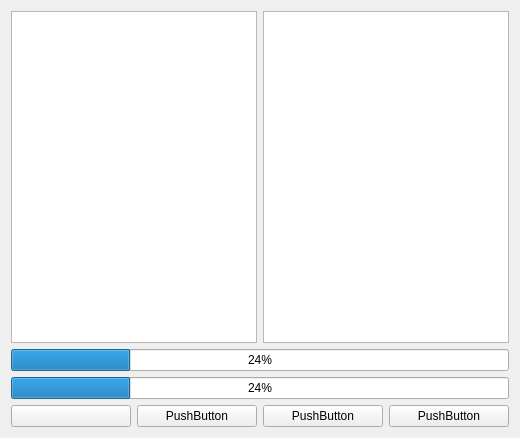
First picture: the form in form.ui, repository dragonforce-devs/simple-video-converter, before the edit.
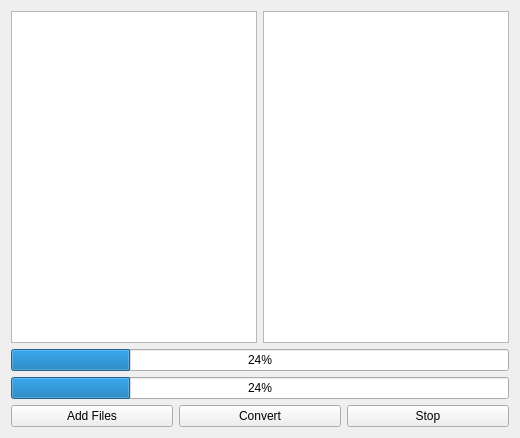
Second picture: the form after the edit.

Commit message:
changed listwidgets back to listview
renamed some of the elements in designer
removed 1 button
added empty functions for now
updated class methods according to new changes

```diff
--- a/form.ui
+++ b/form.ui
@@ -47,28 +47,21 @@
      <item>
       <widget class="QPushButton" name="pushButton_open">
        <property name="text">
-        <string/>
+        <string>Add Files</string>
        </property>
       </widget>
      </item>
      <item>
       <widget class="QPushButton" name="pushButton_3">
        <property name="text">
-        <string>PushButton</string>
+        <string>Convert</string>
        </property>
       </widget>
      </item>
      <item>
       <widget class="QPushButton" name="pushButton_4">
        <property name="text">
-        <string>PushButton</string>
-       </property>
-      </widget>
-     </item>
-     <item>
-      <widget class="QPushButton" name="pushButton">
-       <property name="text">
-        <string>PushButton</string>
+        <string>Stop</string>
        </property>
       </widget>
      </item>
```
Left out of the diff: 20 changed lines with no effect on the pictures. The commit also changes 2 other files.
